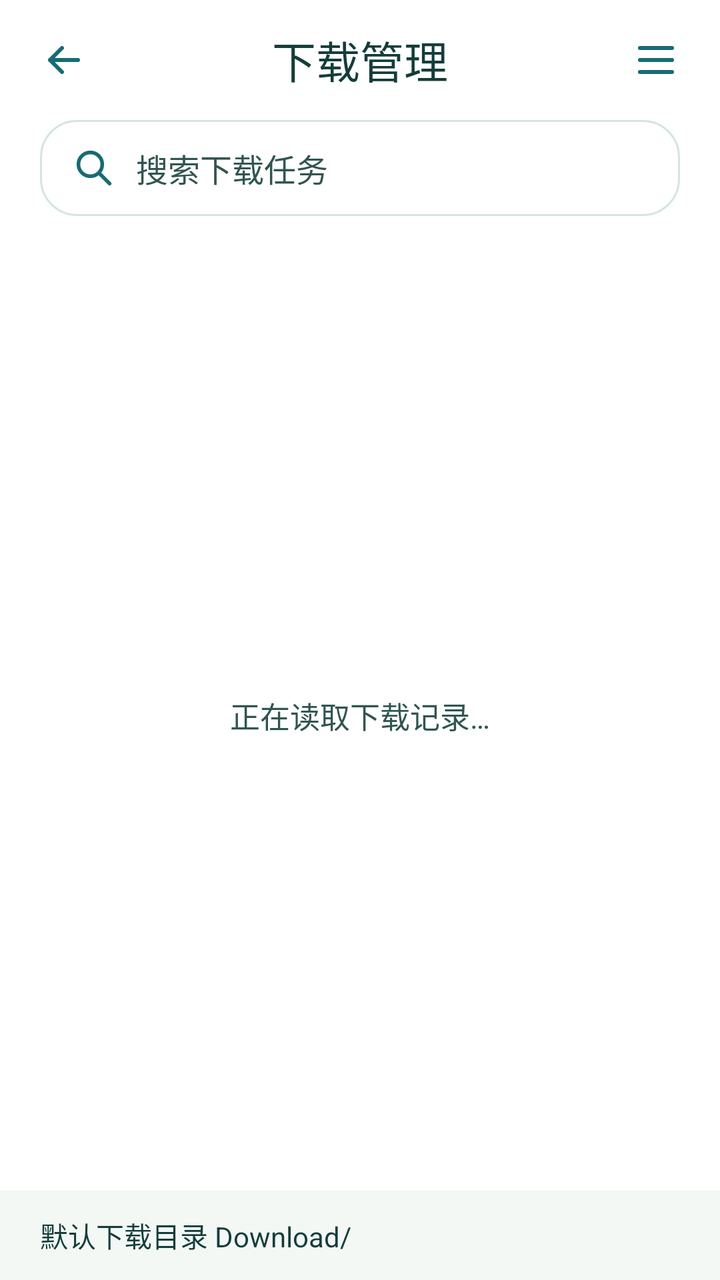
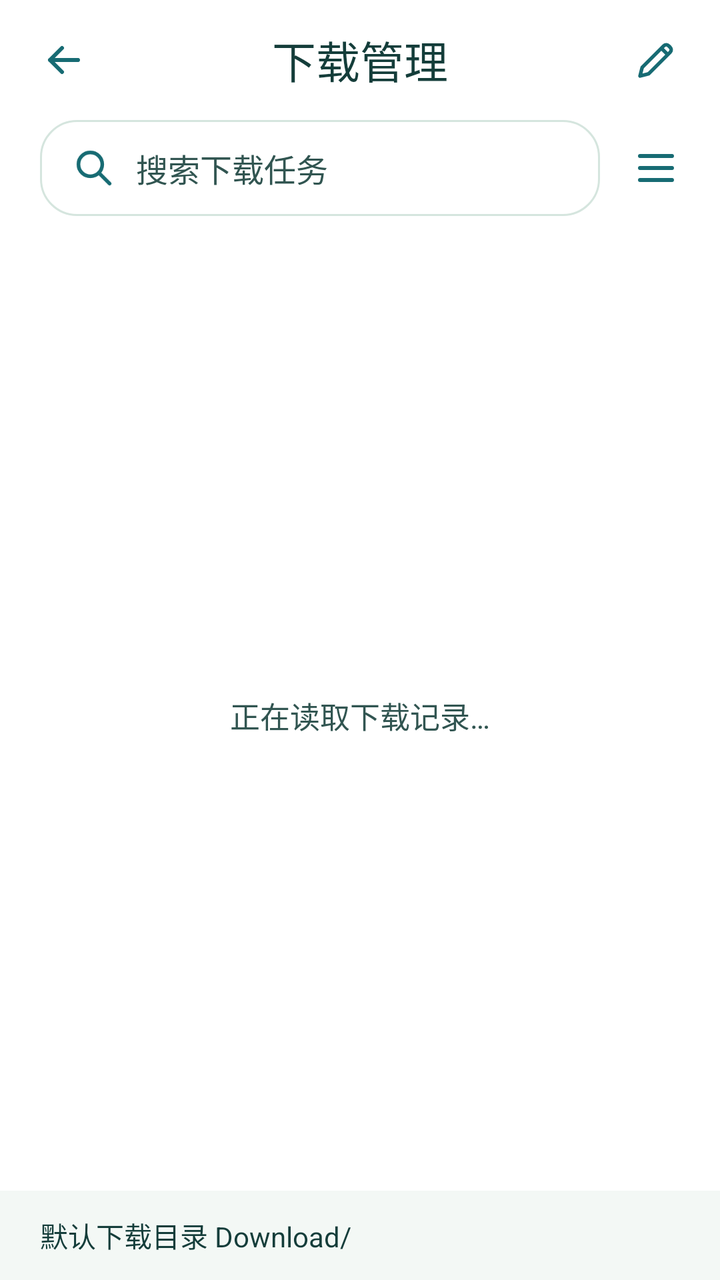

Screens rendered from an Android XML layout before and after an edit, with the pre-edit source and the edit as a unified diff.
<!-- AndroidManifest.xml: application theme Theme.LiteSail -->
<!-- res/layout/activity_downloads.xml -->
<?xml version="1.0" encoding="utf-8"?>
<LinearLayout xmlns:android="http://schemas.android.com/apk/res/android"
    android:layout_width="match_parent"
    android:layout_height="match_parent"
    android:background="@color/start_page_search_surface"
    android:focusableInTouchMode="true"
    android:orientation="vertical">

    <FrameLayout
        android:layout_width="match_parent"
        android:layout_height="wrap_content"
        android:minHeight="60dp"
        android:paddingHorizontal="8dp">

        <ImageButton
            android:id="@+id/downloads_back"
            android:layout_width="48dp"
            android:layout_height="48dp"
            android:layout_gravity="start|center_vertical"
            android:background="?android:attr/selectableItemBackgroundBorderless"
            android:contentDescription="@string/back"
            android:src="@drawable/ic_search_back" />

        <TextView
            android:layout_width="match_parent"
            android:layout_height="wrap_content"
            android:layout_gravity="center"
            android:layout_marginHorizontal="52dp"
            android:fontFamily="sans-serif-medium"
            android:gravity="center"
            android:paddingVertical="10dp"
            android:text="@string/browser_menu_downloads"
            android:textColor="@color/start_page_brand_text"
            android:textSize="22sp" />

        <ImageButton
            android:id="@+id/downloads_more"
            android:layout_width="48dp"
            android:layout_height="48dp"
            android:layout_gravity="end|center_vertical"
            android:background="?android:attr/selectableItemBackgroundBorderless"
            android:contentDescription="@string/download_history_actions"
            android:src="@drawable/ic_toolbar_menu" />
    </FrameLayout>

    <EditText
        android:id="@+id/download_search"
        android:layout_width="match_parent"
        android:layout_height="wrap_content"
        android:layout_marginHorizontal="20dp"
        android:layout_marginBottom="12dp"
        android:background="@drawable/search_current_page_background"
        android:drawablePadding="10dp"
        android:drawableStart="@drawable/ic_start_search"
        android:hint="@string/download_history_search"
        android:imeOptions="actionSearch|flagNoExtractUi"
        android:importantForAutofill="no"
        android:inputType="text"
        android:minHeight="48dp"
        android:paddingHorizontal="16dp"
        android:singleLine="true"
        android:textColor="@color/start_page_brand_text"
        android:textColorHint="@color/start_page_search_text"
        android:textSize="16sp" />

    <FrameLayout
        android:layout_width="match_parent"
        android:layout_height="0dp"
        android:layout_weight="1">

        <ListView
            android:id="@+id/download_list"
            android:layout_width="match_parent"
            android:layout_height="match_parent"
            android:clipToPadding="false"
            android:divider="@null"
            android:overScrollMode="ifContentScrolls"
            android:paddingHorizontal="20dp"
            android:paddingBottom="8dp" />

        <TextView
            android:id="@+id/download_list_message"
            android:layout_width="match_parent"
            android:layout_height="wrap_content"
            android:layout_gravity="center"
            android:accessibilityLiveRegion="polite"
            android:gravity="center"
            android:paddingHorizontal="24dp"
            android:text="@string/download_history_loading"
            android:textColor="@color/start_page_search_text"
            android:textSize="15sp" />
    </FrameLayout>

    <LinearLayout
        android:id="@+id/storage_footer"
        android:layout_width="match_parent"
        android:layout_height="wrap_content"
        android:background="@color/start_page_background"
        android:orientation="vertical"
        android:paddingHorizontal="20dp"
        android:paddingVertical="12dp">

        <TextView
            android:layout_width="match_parent"
            android:layout_height="wrap_content"
            android:text="@string/download_storage_directory"
            android:textColor="@color/start_page_brand_text"
            android:textSize="14sp" />

        <ProgressBar
            android:id="@+id/storage_progress"
            style="?android:attr/progressBarStyleHorizontal"
            android:layout_width="match_parent"
            android:layout_height="wrap_content"
            android:importantForAccessibility="no"
            android:max="100"
            android:progressBackgroundTint="@color/start_page_search_border"
            android:progressTint="@color/start_page_accent"
            android:visibility="gone" />

        <LinearLayout
            android:id="@+id/storage_amounts"
            android:layout_width="match_parent"
            android:layout_height="wrap_content"
            android:baselineAligned="false"
            android:orientation="horizontal"
            android:visibility="gone">

            <TextView
                android:id="@+id/storage_total"
                android:layout_width="0dp"
                android:layout_height="wrap_content"
                android:layout_weight="1"
                android:textColor="@color/start_page_search_text"
                android:textSize="13sp" />

            <TextView
                android:id="@+id/storage_free"
                android:layout_width="0dp"
                android:layout_height="wrap_content"
                android:layout_marginStart="12dp"
                android:layout_weight="1"
                android:gravity="end"
                android:textColor="@color/start_page_search_text"
                android:textSize="13sp" />
        </LinearLayout>
    </LinearLayout>
</LinearLayout>
<!-- resources referenced by this layout -->
<resources>
  <color name="start_page_background">#F3F8F5</color>
  <color name="start_page_brand_text">#143D3A</color>
  <color name="start_page_search_text">#315551</color>
  <string name="back">后退</string>
  <string name="browser_menu_downloads">下载管理</string>
  <string name="download_history_actions">下载操作</string>
  <color name="teal_accent">#176B73</color>
  <color name="teal_on_accent">#FFFFFF</color>
  <color name="teal_accent_surface">#D8EEE5</color>
  <color name="teal_accent_ripple">#30176B73</color>
  <!-- unchanged entries left out for length: 12 -->
</resources>

<!-- the commit's change to res/layout/activity_downloads.xml (unified diff, before → after) -->
@@ -7,6 +7,7 @@
     android:orientation="vertical">
 
     <FrameLayout
+        android:id="@+id/downloads_header"
         android:layout_width="match_parent"
         android:layout_height="wrap_content"
         android:minHeight="60dp"
@@ -34,34 +35,96 @@
             android:textSize="22sp" />
 
         <ImageButton
+            android:id="@+id/downloads_edit"
+            android:layout_width="48dp"
+            android:layout_height="48dp"
+            android:layout_gravity="end|center_vertical"
+            android:background="?android:attr/selectableItemBackgroundBorderless"
+            android:contentDescription="@string/download_history_edit"
+            android:padding="12dp"
+            android:scaleType="fitCenter"
+            android:src="@drawable/ic_edit_page_link" />
+    </FrameLayout>
+
+    <LinearLayout
+        android:id="@+id/downloads_selection_header"
+        android:layout_width="match_parent"
+        android:layout_height="wrap_content"
+        android:baselineAligned="false"
+        android:gravity="center_vertical"
+        android:minHeight="60dp"
+        android:orientation="horizontal"
+        android:paddingHorizontal="8dp"
+        android:visibility="gone">
+
+        <CheckBox
+            android:id="@+id/downloads_select_all"
+            android:layout_width="76dp"
+            android:layout_height="48dp"
+            android:layout_marginStart="12dp"
+            android:contentDescription="@string/download_history_select_all"
+            android:saveEnabled="false" />
+
+        <TextView
+            android:id="@+id/downloads_selected_count"
+            android:layout_width="0dp"
+            android:layout_height="wrap_content"
+            android:layout_weight="1"
+            android:accessibilityLiveRegion="polite"
+            android:fontFamily="sans-serif-medium"
+            android:gravity="center"
+            android:paddingVertical="10dp"
+            android:textColor="@color/start_page_brand_text"
+            android:textSize="20sp" />
+
+        <Button
+            android:id="@+id/downloads_selection_done"
+            style="@style/Widget.LiteSail.DownloadAction"
+            android:layout_width="88dp"
+            android:gravity="center"
+            android:paddingHorizontal="4dp"
+            android:text="@string/download_history_selection_done" />
+    </LinearLayout>
+
+    <LinearLayout
+        android:id="@+id/downloads_search_bar"
+        android:layout_width="match_parent"
+        android:layout_height="wrap_content"
+        android:layout_marginStart="20dp"
+        android:layout_marginEnd="8dp"
+        android:layout_marginBottom="12dp"
+        android:baselineAligned="false"
+        android:gravity="center_vertical"
+        android:orientation="horizontal">
+
+        <EditText
+            android:id="@+id/download_search"
+            android:layout_width="0dp"
+            android:layout_height="wrap_content"
+            android:layout_weight="1"
+            android:background="@drawable/search_current_page_background"
+            android:drawablePadding="10dp"
+            android:drawableStart="@drawable/ic_start_search"
+            android:hint="@string/download_history_search"
+            android:imeOptions="actionSearch|flagNoExtractUi"
+            android:importantForAutofill="no"
+            android:inputType="text"
+            android:minHeight="48dp"
+            android:paddingHorizontal="16dp"
+            android:singleLine="true"
+            android:textColor="@color/start_page_brand_text"
+            android:textColorHint="@color/start_page_search_text"
+            android:textSize="16sp" />
+
+        <ImageButton
             android:id="@+id/downloads_more"
             android:layout_width="48dp"
             android:layout_height="48dp"
-            android:layout_gravity="end|center_vertical"
+            android:layout_marginStart="4dp"
             android:background="?android:attr/selectableItemBackgroundBorderless"
             android:contentDescription="@string/download_history_actions"
             android:src="@drawable/ic_toolbar_menu" />
-    </FrameLayout>
-
-    <EditText
-        android:id="@+id/download_search"
-        android:layout_width="match_parent"
-        android:layout_height="wrap_content"
-        android:layout_marginHorizontal="20dp"
-        android:layout_marginBottom="12dp"
-        android:background="@drawable/search_current_page_background"
-        android:drawablePadding="10dp"
-        android:drawableStart="@drawable/ic_start_search"
-        android:hint="@string/download_history_search"
-        android:imeOptions="actionSearch|flagNoExtractUi"
-        android:importantForAutofill="no"
-        android:inputType="text"
-        android:minHeight="48dp"
-        android:paddingHorizontal="16dp"
-        android:singleLine="true"
-        android:textColor="@color/start_page_brand_text"
-        android:textColorHint="@color/start_page_search_text"
-        android:textSize="16sp" />
+    </LinearLayout>
 
     <FrameLayout
         android:layout_width="match_parent"
@@ -90,6 +153,32 @@
             android:textColor="@color/start_page_search_text"
             android:textSize="15sp" />
     </FrameLayout>
+
+    <LinearLayout
+        android:id="@+id/downloads_selection_actions"
+        android:layout_width="match_parent"
+        android:layout_height="wrap_content"
+        android:layout_marginHorizontal="16dp"
+        android:layout_marginBottom="12dp"
+        android:background="@drawable/browser_toolbar_background"
+        android:baselineAligned="false"
+        android:clipToOutline="true"
+        android:elevation="4dp"
+        android:orientation="horizontal"
+        android:visibility="gone">
+
+        <Button
+            android:id="@+id/downloads_selection_delete"
+            style="@style/Widget.LiteSail.DownloadSelectionAction"
+            android:drawableTop="@drawable/ic_delete_history"
+            android:text="@string/download_history_delete" />
+
+        <Button
+            android:id="@+id/downloads_selection_more"
+            style="@style/Widget.LiteSail.DownloadSelectionAction"
+            android:drawableTop="@drawable/ic_more_vertical"
+            android:text="@string/download_history_more" />
+    </LinearLayout>
 
     <LinearLayout
         android:id="@+id/storage_footer"
<!-- resource entries referenced after the edit -->
@@ -3,9 +3,81 @@
   <color name="start_page_background">#F3F8F5</color>
   <color name="start_page_brand_text">#143D3A</color>
   <color name="start_page_search_text">#315551</color>
+  <!-- drawable browser_toolbar_background (drawable) -->
+  <?xml version="1.0" encoding="utf-8"?>
+  <shape xmlns:android="http://schemas.android.com/apk/res/android">
+      <solid android:color="@color/start_page_search_surface" />
+      <corners android:radius="24dp" />
+      <stroke android:width="1dp" android:color="@color/start_page_search_border" />
+  </shape>
+  <!-- drawable ic_delete_history (drawable) -->
+  <?xml version="1.0" encoding="utf-8"?>
+  <vector xmlns:android="http://schemas.android.com/apk/res/android"
+      android:width="20dp"
+      android:height="20dp"
+      android:viewportWidth="24"
+      android:viewportHeight="24">
+      <path
+          android:pathData="M4,6 H20 M8,6 V4 H16 V6 M6,6 L7,20 H17 L18,6 M10,10 V16 M14,10 V16"
+          android:strokeColor="@color/start_page_accent"
+          android:strokeLineCap="round"
+          android:strokeLineJoin="round"
+          android:strokeWidth="1.8" />
+  </vector>
+  <!-- drawable ic_edit_page_link (drawable) -->
+  <?xml version="1.0" encoding="utf-8"?>
+  <vector xmlns:android="http://schemas.android.com/apk/res/android"
+      android:width="18dp"
+      android:height="18dp"
+      android:viewportWidth="24"
+      android:viewportHeight="24">
+      <path
+          android:pathData="M4,20 L5.1,15.7 L15.9,4.9 A1.7,1.7 0,0 1,18.3 4.9 L19.1,5.7 A1.7,1.7 0,0 1,19.1 8.1 L8.3,18.9 Z M14.7,6.1 L17.9,9.3"
+          android:strokeColor="@color/start_page_accent"
+          android:strokeLineCap="round"
+          android:strokeLineJoin="round"
+          android:strokeWidth="1.8" />
+  </vector>
+  <!-- drawable ic_more_vertical (drawable) -->
+  <?xml version="1.0" encoding="utf-8"?>
+  <vector xmlns:android="http://schemas.android.com/apk/res/android"
+      android:width="20dp"
+      android:height="20dp"
+      android:viewportWidth="24"
+      android:viewportHeight="24">
+      <path
+          android:fillColor="@color/start_page_accent"
+          android:pathData="M12,4a2,2 0,1 0,0 4a2,2 0,1 0,0 -4 M12,10a2,2 0,1 0,0 4a2,2 0,1 0,0 -4 M12,16a2,2 0,1 0,0 4a2,2 0,1 0,0 -4" />
+  </vector>
   <string name="back">后退</string>
   <string name="browser_menu_downloads">下载管理</string>
   <string name="download_history_actions">下载操作</string>
+  <string name="download_history_delete">删除</string>
+  <string name="download_history_edit">编辑下载记录</string>
+  <string name="download_history_more">更多</string>
+  <string name="download_history_select_all">全选</string>
+  <string name="download_history_selection_done">完成</string>
+  <style name="Widget.LiteSail.DownloadAction" parent="android:style/Widget.Material.Button.Borderless">
+          <item name="android:layout_width">match_parent</item>
+          <item name="android:layout_height">wrap_content</item>
+          <item name="android:gravity">start|center_vertical</item>
+          <item name="android:minHeight">48dp</item>
+          <item name="android:paddingHorizontal">12dp</item>
+          <item name="android:textAllCaps">false</item>
+          <item name="android:textColor">@color/browser_toolbar_icon</item>
+          <item name="android:textSize">16sp</item>
+      </style>
+  <style name="Widget.LiteSail.DownloadSelectionAction" parent="Widget.LiteSail.DownloadAction">
+          <item name="android:layout_width">0dp</item>
+          <item name="android:layout_weight">1</item>
+          <item name="android:drawablePadding">6dp</item>
+          <item name="android:drawableTint">@color/browser_toolbar_icon</item>
+          <item name="android:enabled">false</item>
+          <item name="android:gravity">center</item>
+          <item name="android:minHeight">64dp</item>
+          <item name="android:paddingVertical">10dp</item>
+          <item name="android:textSize">14sp</item>
+      </style>
   <color name="teal_accent">#176B73</color>
   <color name="teal_on_accent">#FFFFFF</color>
   <color name="teal_accent_surface">#D8EEE5</color>
